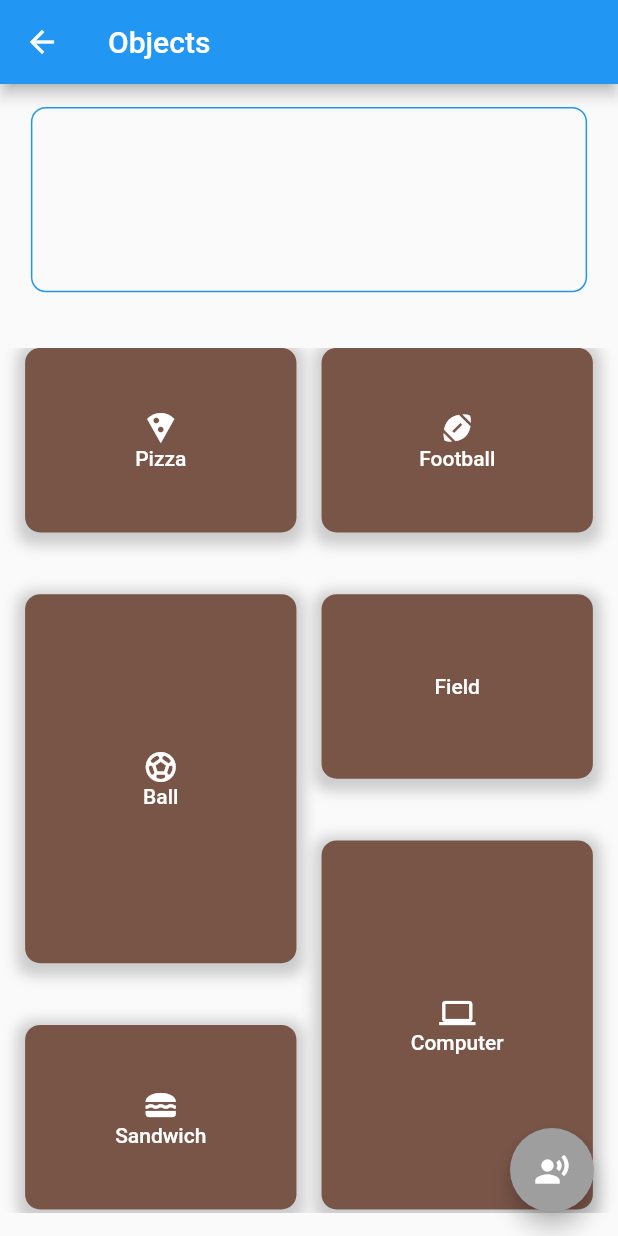
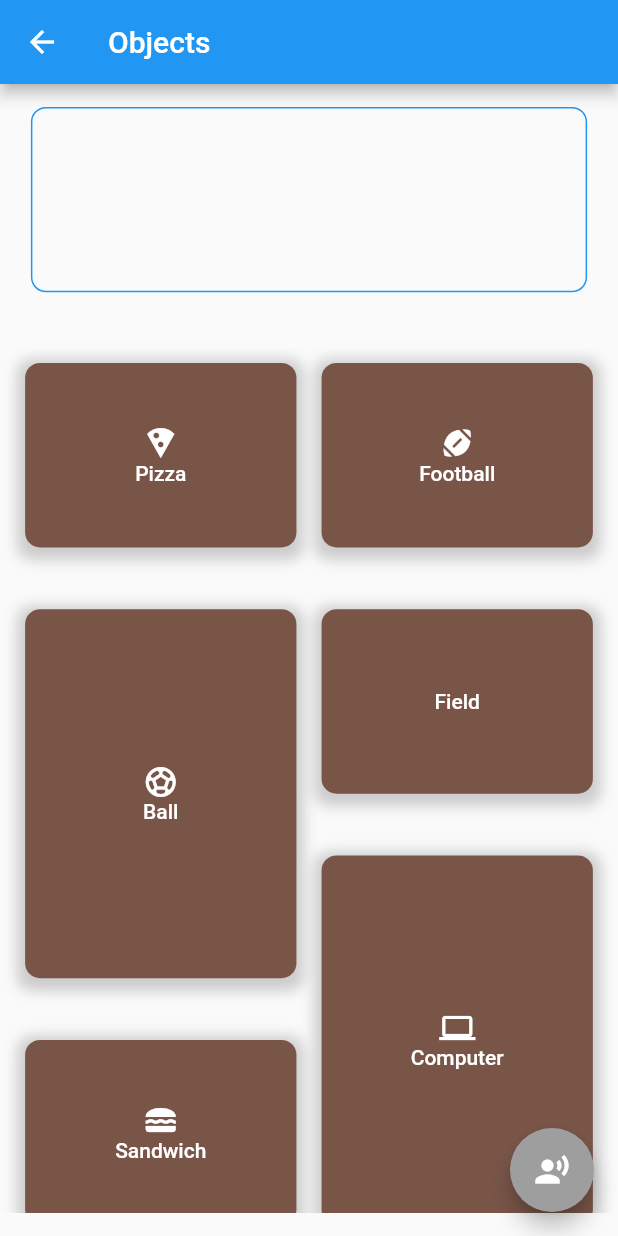
Before and after one commit to apfox500/AAC-App, a Flutter app: the screen it shows after launch, after a tap on "Objects", on a phone screen of 412 x 824 dp. Run offline on Flutter 3.47's test engine with Material 2 defaults, Android fonts, the phone set to English and light mode, and no system bars; our stand-ins replace cloud_firestore, firebase_auth, firebase_core; missing offline and left inert: text_to_speech; accounts and stored records are empty.

Commit message:
fixed top shadows

```diff
--- a/lib/objects.dart
+++ b/lib/objects.dart
@@ -2,7 +2,6 @@ import 'dart:math';
 import 'package:flutter/material.dart';
 import 'main.dart';
 
-//TODO: fix shadow at top
 //TODO: the objects move too quickly after pressing, maybe just have them move when you open the page
 // Possibility to count number of times used and order the list based on frequency of use
 // This needs to be divisible by 7 or it goes poorly
@@ -125,7 +124,9 @@ class _ObjectsPageState extends State<ObjectsPage> {
                 double width = MediaQuery.of(context).size.width * .9;
                 double _defaultHeight = height / 6.7;
                 double _defaultWidth = width / 2.05;
-                return Column(
+                return Padding(
+                  padding: const EdgeInsets.only(top: 10),
+                  child: Column(
                     mainAxisAlignment: MainAxisAlignment.spaceEvenly,
                     children: <Widget>[
                       Row(
@@ -163,7 +164,8 @@ class _ObjectsPageState extends State<ObjectsPage> {
                                               Text(
                                                 labels[0].toString(),
                                                 style: TextStyle(
-                                                  color: Theme.of(context).colorScheme.onBackground),
+                                                    color:
+                                                        Theme.of(context).colorScheme.onBackground),
                                               ),
                                             ],
                                           )
@@ -393,8 +395,8 @@ class _ObjectsPageState extends State<ObjectsPage> {
                                     labels[6].icon!,
                                     Text(
                                       labels[6].toString(),
-                                    style:
-                                        TextStyle(color: Theme.of(context).colorScheme.onBackground),
+                                      style: TextStyle(
+                                          color: Theme.of(context).colorScheme.onBackground),
                                     ),
                                   ],
                                 )
@@ -406,6 +408,7 @@ class _ObjectsPageState extends State<ObjectsPage> {
                       ),
                       Container(height: height * .05),
                     ],
+                  ),
                 );
               }),
             ),
```
Also changed, not shown: lib/actions.dart (+6 -5 lines). Lines whose indentation alone changed are shown as unchanged.
